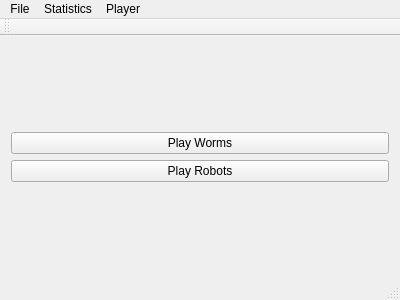
Above: gui/mainwindow.ui from ezfe/qtrepo_eline_mestiasz before the change. Below: the same form after it.
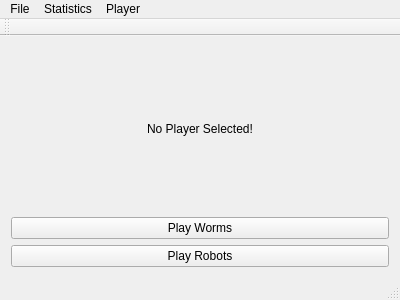
That is the form after the change.

Commit message: Finished implementation of select player feature

What changed in the file:
```diff
--- a/gui/mainwindow.ui
+++ b/gui/mainwindow.ui
@@ -17,6 +17,16 @@
    <layout class="QVBoxLayout" name="verticalLayout_5">
     <item>
      <layout class="QVBoxLayout" name="verticalLayout_6">
+      <item>
+       <widget class="QLabel" name="playerName">
+        <property name="text">
+         <string>No Player Selected!</string>
+        </property>
+        <property name="alignment">
+         <set>Qt::AlignCenter</set>
+        </property>
+       </widget>
+      </item>
       <item>
        <widget class="QPushButton" name="playWormsButton">
         <property name="text">
```
The commit also changes 5 other files.
